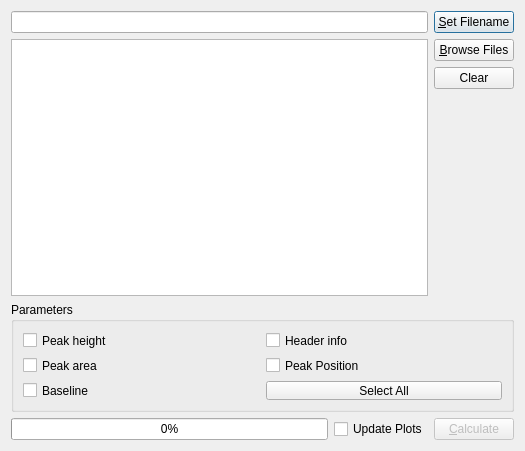
Qt form ui/batch_dialog.ui (knipe1/oes-spa) before a commit.
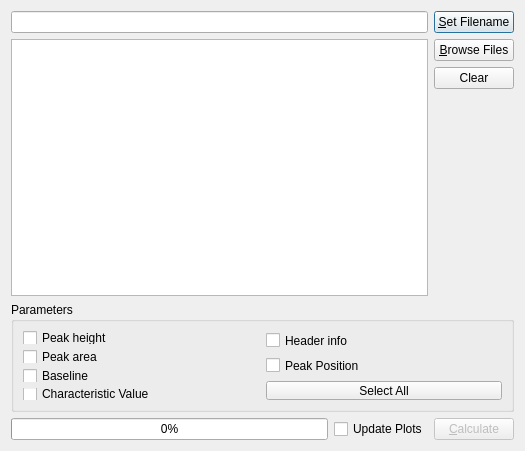
The same form after that commit. Icons and pictures are not drawn.

Commit message: Implementing export of characteristic values.

```diff
--- a/ui/batch_dialog.ui
+++ b/ui/batch_dialog.ui
@@ -133,6 +133,16 @@
           </attribute>
          </widget>
         </item>
+        <item>
+         <widget class="QCheckBox" name="cbCharacteristicValue">
+          <property name="text">
+           <string>Characteristic Value</string>
+          </property>
+          <attribute name="buttonGroup">
+           <string notr="true">BtnParameters</string>
+          </attribute>
+         </widget>
+        </item>
        </layout>
       </item>
       <item>
```
Left out of the diff: 21 changed lines with no effect on the pictures. The commit also changes 5 other files.
